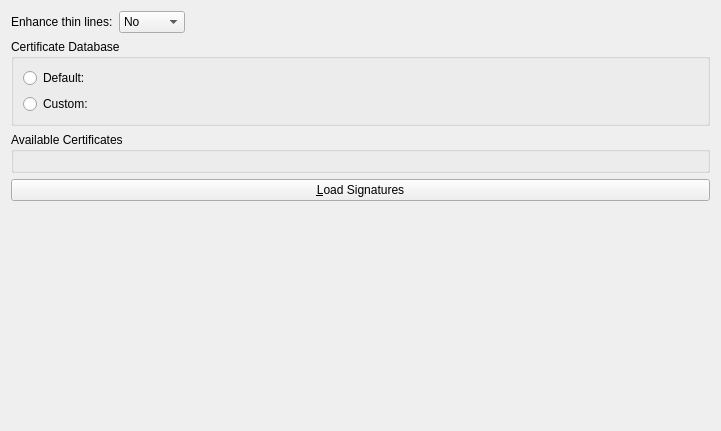
This is generators/poppler/conf/pdfsettingswidget.ui in emtee40/okular-android-docview as Qt 5 draws it before an edit. The edited form follows.
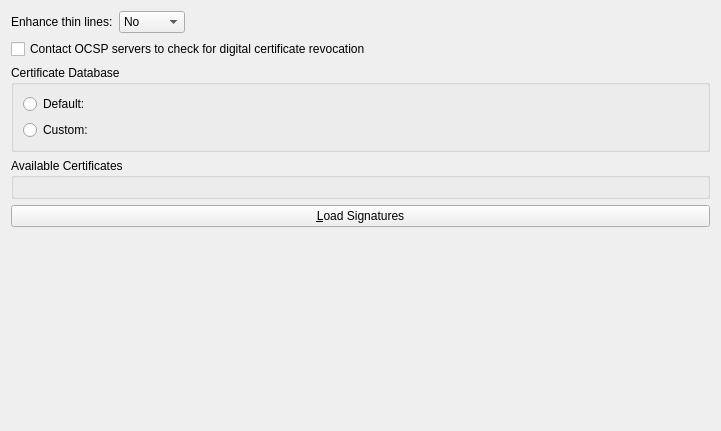
This is the edited form. Custom widgets are drawn as their Qt base class.

Commit message:
PDF: Support not contacting OCSP servers when validating signatures
This is sub-optimal since will not check if the certificate has been
revoked but is more privacy friendly since doesn't leak to the
certificate authority server that you're trying to validate a given
certificate

```diff
--- a/generators/poppler/conf/pdfsettingswidget.ui
+++ b/generators/poppler/conf/pdfsettingswidget.ui
@@ -57,6 +57,16 @@
      </item>
     </layout>
    </item>
+   <item>
+    <widget class="QCheckBox" name="kcfg_CheckOCSPServers">
+     <property name="toolTip">
+      <string>Enabling this option may contact third party servers to check if the certificates used for signing have been revoked since their creation</string>
+     </property>
+     <property name="text">
+      <string>Contact OCSP servers to check for digital certificate revocation </string>
+     </property>
+    </widget>
+   </item>
    <item>
     <widget class="QGroupBox" name="certDBGroupBox">
      <property name="title">
```
The commit also changes 5 other files.
